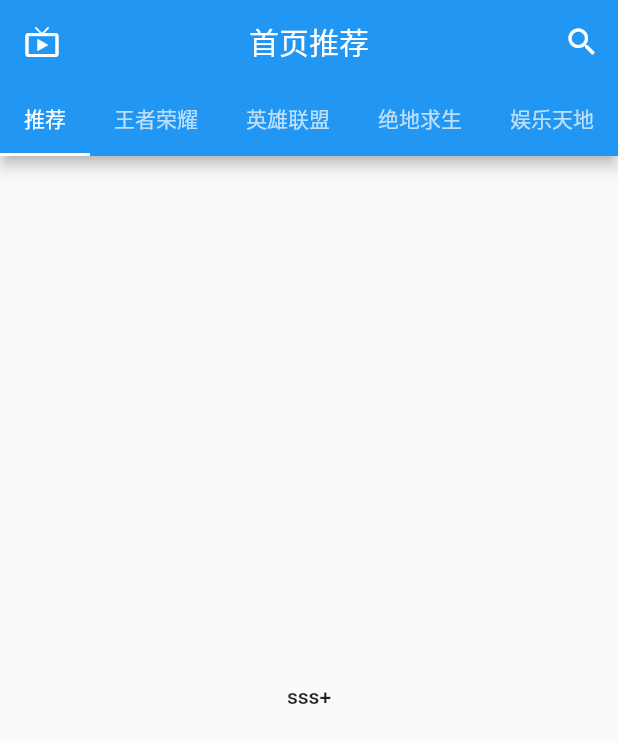
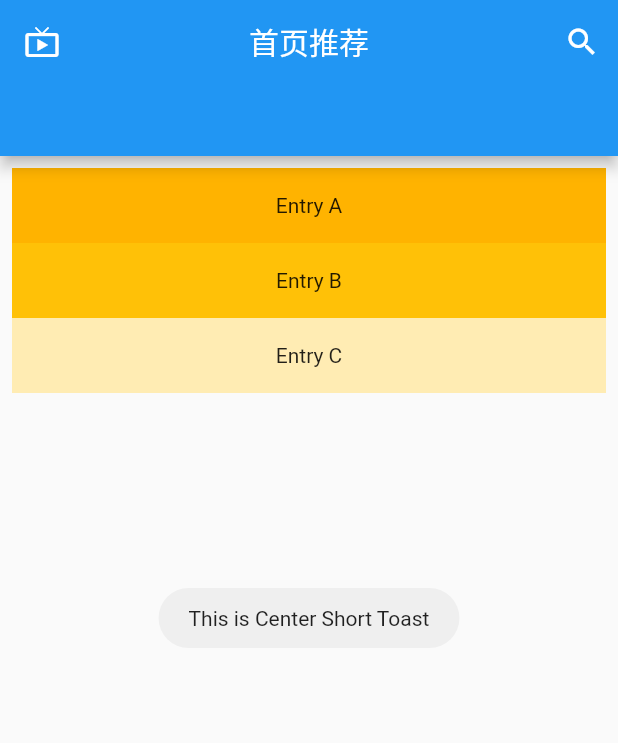
Before and after one commit to Ha2ryZhang/alltv_flutter, a Flutter app: the Recommendation screen opened directly, after a tap on the "live tv" icon, on a phone screen of 412 x 824 dp. Shown: the top 743 px of the screen. Run offline on Flutter 3.47's test engine with Material 2 defaults, Android fonts, the phone set to English and light mode, and no system bars; our stand-ins replace fluro, flutter_screenutil, fluttertoast, shared_preferences; accounts and stored records are empty; statements that could not run were skipped.

Commit message:
add categoryList from localstorage

```diff
--- a/lib/main.dart
+++ b/lib/main.dart
@@ -9,8 +9,8 @@ import 'package:provider/provider.dart';
 void main() => Global.init().then((e) => runApp(
       MultiProvider(
         providers: [
-          ChangeNotifierProvider<Category>.value(
-            value: Global.category,
+          ChangeNotifierProvider<CategoryList>.value(
+            value: Global.categories,
           ),
         ],
         child: new MyApp()
--- /dev/null
+++ b/lib/model/category.dart
@@ -0,0 +1,18 @@
+class Category {
+  int cid;
+  String name;
+  Category({
+    this.cid,
+    this.name,
+  });
+  factory Category.fromJson(Map<String, dynamic> json) =>
+      Category(
+        cid: json["cid"],
+        name: json["name"],
+      );
+
+  Map<String, dynamic> toJson() => {
+        "cid": cid,
+        "name": name,
+      };
+}
--- a/lib/pages/recommendation.dart
+++ b/lib/pages/recommendation.dart
@@ -1,5 +1,7 @@
+import 'package:alltv/model/category.dart';
 import 'package:alltv/provider/provider.dart';
 import 'package:flutter/material.dart';
+import 'package:fluttertoast/fluttertoast.dart';
 import 'package:provider/provider.dart';
 
 /// 推荐页
@@ -11,11 +13,18 @@ class Recommendation extends StatefulWidget {
 class RecommendationState extends State<Recommendation>
     with SingleTickerProviderStateMixin {
   TabController _tabController;
-
+  // 用一个key来保存下拉刷新控件RefreshIndicator
+  GlobalKey<RefreshIndicatorState> _refreshKey =
+      GlobalKey<RefreshIndicatorState>();
+  //推荐分类列表
+  List<Category> _categoryList = [];
   @override
   void initState() {
     super.initState();
-    _tabController = TabController(length: 5, vsync: this);
+
+    _categoryList =
+        Provider.of<CategoryList>(context, listen: false).categories;
+    _tabController = TabController(length: _categoryList.length, vsync: this);
   }
 
   @override
@@ -38,9 +47,13 @@ class RecommendationState extends State<Recommendation>
       title: Text("首页推荐"),
       centerTitle: true,
       leading: new IconButton(
-        icon: new Icon(Icons.live_tv),
-        onPressed: () {},
-      ),
+          icon: new Icon(Icons.live_tv),
+          onPressed: () {
+            Fluttertoast.showToast(
+                msg: "This is Center Short Toast",
+                toastLength: Toast.LENGTH_SHORT,
+                gravity: ToastGravity.CENTER);
+          }),
       actions: <Widget>[
         new IconButton(
           icon: new Icon(Icons.search),
@@ -53,17 +66,22 @@ class RecommendationState extends State<Recommendation>
 
   /// tabbar
   Widget buildTabBar() {
+    List<Widget> widgets = [];
+    _categoryList.forEach((c) {
+      widgets.add(Tab(text: c.name));
+    });
+
     return TabBar(
-      tabs: <Widget>[
-        Tab(text: "推荐"),
-        Tab(text: "王者荣耀"),
-        Tab(text: "英雄联盟"),
-        Tab(text: "绝地求生"),
-        Tab(text: "娱乐天地")
-      ],
+      tabs: widgets,
       isScrollable: true,
       controller: _tabController,
     );
+  }
+
+  Future<Null> _onRefresh() {
+    return Future.delayed(Duration(seconds: 2), () {
+      print("正在刷新...");
+    });
   }
 
   /// tab view
@@ -71,18 +89,32 @@ class RecommendationState extends State<Recommendation>
     return TabBarView(
       controller: _tabController,
       children: <Widget>[
-        Center(
-          child: MaterialButton(
-            child: Text("sss+${Provider.of<Category>(context).name}"),
-            onPressed: (){
-             Provider.of<Category>(context,listen: false).changeName();
-            },
-          ),
-        ),
+        RefreshIndicator(
+            key: _refreshKey,
+            onRefresh: _onRefresh,
+            child: ListView(
+              padding: const EdgeInsets.all(8.0),
+              children: <Widget>[
+                Container(
+                  height: 50,
+                  color: Colors.amber[600],
+                  child: const Center(child: Text('Entry A')),
+                ),
+                Container(
+                  height: 50,
+                  color: Colors.amber[500],
+                  child: const Center(child: Text('Entry B')),
+                ),
+                Container(
+                  height: 50,
+                  color: Colors.amber[100],
+                  child: const Center(child: Text('Entry C')),
+                ),
+              ],
+            )),
         Text('22222'),
         Text('33333'),
         Text('44444'),
-        Text('55555'),
       ],
     );
   }
--- a/lib/provider/category.dart
+++ /dev/null
@@ -1,15 +0,0 @@
-import 'package:flutter/material.dart';
-
-/// 首页直播分类（自定义）
-class Category with ChangeNotifier {
-  String name;
-  get categoryName => name;
-
-  Category({String name = ""}) {
-    this.name = name;
-  }
-  void changeName(){
-    this.name="123456";
-    notifyListeners();
-  }
-}
--- /dev/null
+++ b/lib/provider/categoryList.dart
@@ -0,0 +1,26 @@
+import 'package:alltv/model/category.dart';
+import 'package:flutter/material.dart';
+
+/// 首页直播分类（自定义）
+class CategoryList with ChangeNotifier {
+  List<Category> items;
+  get categories => items;
+
+  CategoryList({List<Category> items});
+
+  void setCategories(List<Category> items) {
+    this.items = items;
+    notifyListeners();
+  }
+
+  // factory CategoryList.fromJson(List<Map> json) {
+  //   List<Category> list = [];
+  //   json.forEach((f) {
+  //     list.add(Category(
+  //       cid: f["cid"],
+  //       name: f["name"],
+  //     ));
+  //   });
+  //   return list;
+  // }
+}
--- a/lib/provider/provider.dart
+++ b/lib/provider/provider.dart
@@ -1,3 +1,3 @@
 library app_provider;
 
-export 'category.dart';
+export 'categoryList.dart';
--- /dev/null
+++ b/lib/values/storages.dart
@@ -0,0 +1,4 @@
+/// 设备是否第一次打开
+const String STORAGE_DEVICE_ALREADY_OPEN_KEY = 'device_already_open';
+/// 推荐分类列表
+const String RECOMMENDATION_CATEGORY_LIST= 'recommendation_category_list';
--- a/pubspec.yaml
+++ b/pubspec.yaml
@@ -16,8 +16,10 @@ dependencies:
   provider: ^4.0.5+1
   # 屏幕适配
   flutter_screenutil: ^1.0.2
-  #路由管理
+  # 路由管理
   fluro: "^1.6.3"
+  # toast
+  fluttertoast: ^4.0.0
 
   # The following adds the Cupertino Icons font to your application.
   # Use with the CupertinoIcons class for iOS style icons.
```
Also changed, not shown: lib/config/global.dart (+32 -5 lines), lib/pages/second.dart (+12 -0 lines), pubspec.lock.
